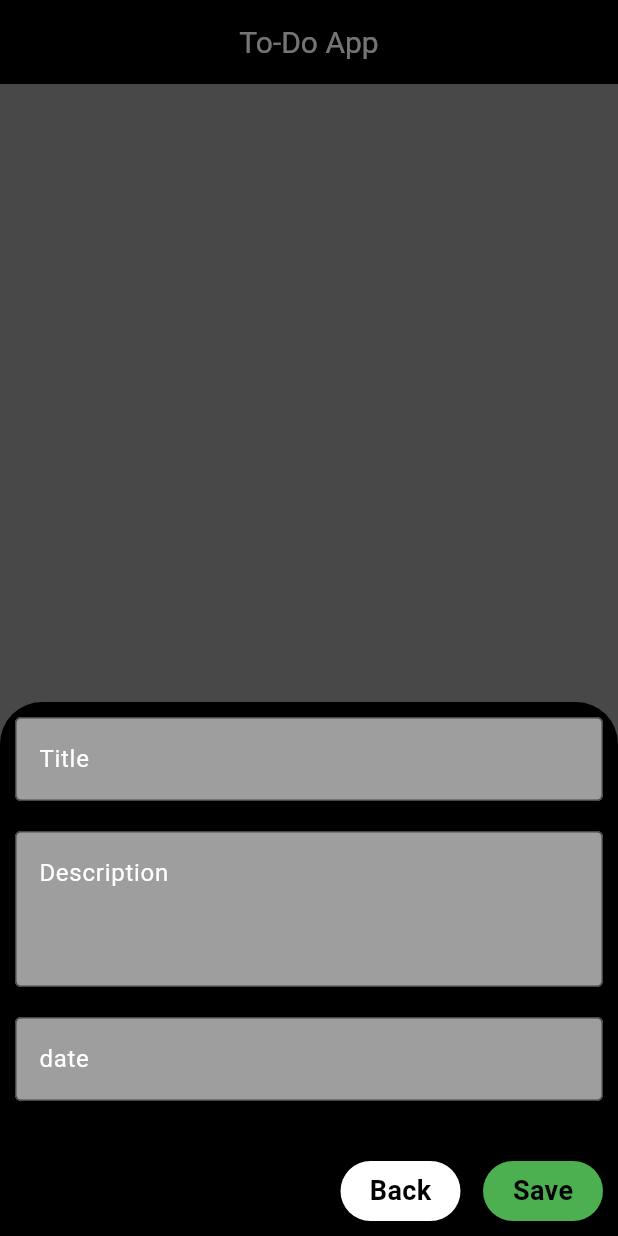
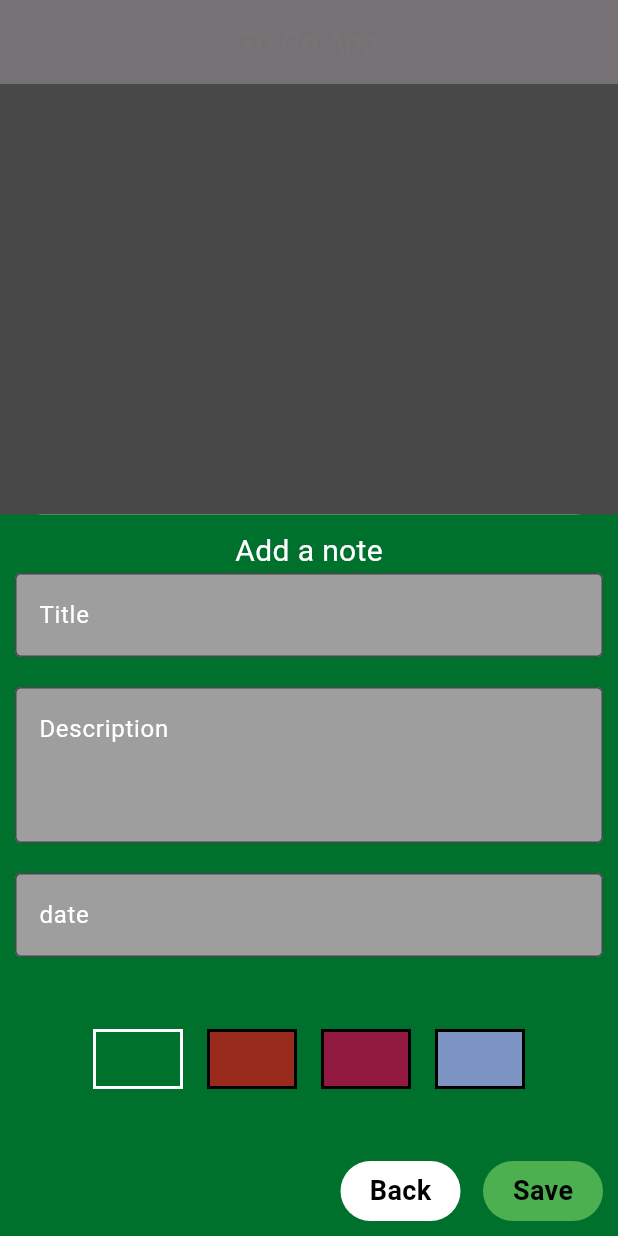
Before and after one commit to Pranavp37/noteapp, a Flutter app: the screen it shows after launch, after a tap on the "add" icon, on a phone screen of 412 x 824 dp. Run offline on Flutter 3.47's test engine with Material 3 defaults, Android fonts, the phone set to English and light mode, and no system bars; our stand-ins replace hive_flutter; accounts and stored records are empty.

Commit message:
note app to list

```diff
--- a/lib/main.dart
+++ b/lib/main.dart
@@ -1,7 +1,11 @@
 import 'package:flutter/material.dart';
+import 'package:hive_flutter/adapters.dart';
 import 'package:noteapp/views/home_screen.dart';
 
-void main() {
+void main() async {
+  WidgetsFlutterBinding.ensureInitialized();
+  await Hive.initFlutter();
+  final box = await Hive.openBox('noteBox');
   runApp(const MyApp());
 }
 
--- /dev/null
+++ b/lib/utils/color_constant.dart/color_const.dart
@@ -0,0 +1,9 @@
+import 'package:flutter/material.dart';
+
+class ColorConst {
+  static Color lightBlue = Color(0xff7C93C3);
+  static Color darkGreen = Color(0xff00712D);
+  static Color lighBrown = Color(0xff982B1C);
+  static Color lighMaron = Color(0xff921A40);
+
+}
--- a/lib/views/home_screen.dart
+++ b/lib/views/home_screen.dart
@@ -1,5 +1,6 @@
 import 'package:flutter/material.dart';
 import 'package:noteapp/dummy_db.dart';
+import 'package:noteapp/utils/color_constant.dart/color_const.dart';
 
 import 'package:noteapp/views/widgets/List_Container/list_container.dart';
 
@@ -10,24 +11,88 @@ class HomeScreen extends StatefulWidget {
   State<HomeScreen> createState() => _HomeScreenState();
 }
 
+class _HomeScreenState extends State<HomeScreen> {
+  int selectedIndex = 0;
   TextEditingController titlecon = TextEditingController();
   TextEditingController descon = TextEditingController();
   TextEditingController datecon = TextEditingController();
-List<Map<String, String>> llsit = [];
-
-class _HomeScreenState extends State<HomeScreen> {
+  // List<Map<String, String>> llsit = [];
+  List noteColor = [
+    ColorConst.darkGreen,
+    ColorConst.lighBrown,
+    ColorConst.lighMaron,
+    ColorConst.lightBlue
+  ];
   @override
   Widget build(BuildContext context) {
     return Scaffold(
       floatingActionButton: FloatingActionButton(
         child: Icon(Icons.add),
         onPressed: () {
-          showModalBottomSheet(
-            backgroundColor: Colors.black,
+          titlecon.clear();
+          descon.clear();
+          datecon.clear();
+          showModelBottomSheet(context);
+        },
+      ),
+      backgroundColor: Colors.grey,
+      appBar: AppBar(
+        // backgroundColor: noteColor[selectedIndex],
+        title: Text('To-Do App'),
+        titleTextStyle: TextStyle(color: Colors.white, fontSize: 20),
+        centerTitle: true,
+      ),
+      body: Padding(
+        padding: const EdgeInsets.symmetric(horizontal: 8, vertical: 13),
+        child: Column(
+          children: [
+            Expanded(
+              child: ListView.separated(
+                  itemBuilder: (context, index) => ListContainer(
+                        col: noteColor[DummyDb.notesList[index]['color']],
+                        desc: DummyDb.notesList[index]['desc'],
+                        title: DummyDb.notesList[index]['titile'],
+                        date: DummyDb.notesList[index]['date'],
+                        onDelete: () {
+                          setState(() {
+                            DummyDb.notesList.removeAt(index);
+                          });
+                        },
+                        onEdit: () {
+                          setState(() {});
+                          titlecon.text = DummyDb.notesList[index]['titile'];
+                          descon.text = DummyDb.notesList[index]['desc'];
+                          datecon.text = DummyDb.notesList[index]['date'];
+
+                          showModelBottomSheet(context,
+                              isedit: true, index: index);
+                        },
+                      ),
+                  separatorBuilder: (context, index) => Divider(
+                        endIndent: 40,
+                        indent: 40,
+                        color: Colors.black,
+                        thickness: 1,
+                      ),
+                  itemCount: DummyDb.notesList.length),
+            )
+          ],
+        ),
+      ),
+    );
+  }
+
+  Future<dynamic> showModelBottomSheet(BuildContext context,
+      {bool isedit = false, int? index}) {
+    return showModalBottomSheet(
       isScrollControlled: true,
       context: context,
       builder: (context) => StatefulBuilder(
-              builder: (context, setState) => Padding(
+        builder: (context, bottonsetState) {
+          selectedIndex = selectedIndex ?? 0;
+          return Container(
+            color: noteColor[selectedIndex],
+            child: Padding(
               padding: const EdgeInsets.all(10),
               child: Padding(
                 padding: EdgeInsets.only(
@@ -37,6 +102,10 @@ class _HomeScreenState extends State<HomeScreen> {
                   child: Column(
                     mainAxisSize: MainAxisSize.min,
                     children: [
+                      Text(
+                        isedit ? 'update note' : 'Add a note',
+                        style: TextStyle(fontSize: 20, color: Colors.white),
+                      ),
                       TextFormField(
                         controller: titlecon,
                         decoration: InputDecoration(
@@ -76,6 +145,35 @@ class _HomeScreenState extends State<HomeScreen> {
                         height: 40,
                       ),
                       Row(
+                        mainAxisAlignment: MainAxisAlignment.center,
+                        children: List.generate(
+                          noteColor.length,
+                          (index) => GestureDetector(
+                            onTap: () {
+                              selectedIndex = index;
+                              bottonsetState(() {});
+                            },
+                            child: Padding(
+                              padding: const EdgeInsets.all(8.0),
+                              child: Container(
+                                height: 40,
+                                width: 60,
+                                decoration: BoxDecoration(
+                                    color: noteColor[index],
+                                    border: Border.all(
+                                        color: selectedIndex == index
+                                            ? Colors.white
+                                            : Colors.black,
+                                        width: 2)),
+                              ),
+                            ),
+                          ),
+                        ),
+                      ),
+                      SizedBox(
+                        height: 40,
+                      ),
+                      Row(
                         mainAxisAlignment: MainAxisAlignment.end,
                         children: [
                           GestureDetector(
@@ -104,20 +202,23 @@ class _HomeScreenState extends State<HomeScreen> {
                           ),
                           GestureDetector(
                             onTap: () {
-                                String title = titlecon.text;
-                                String dec = descon.text;
-                                String date = datecon.text;
-                                Map note = {
-                                  'titile': title,
-                                  'desc': dec,
-                                  'date': date,
+                              if (isedit) {
+                                DummyDb.notesList[index!] = {
+                                  'titile': titlecon.text,
+                                  'desc': descon.text,
+                                  'date': datecon.text,
+                                  'color': selectedIndex,
                                 };
-                                DummyDb.notesList.add(note);
+                              } else {
+                                DummyDb.notesList.add({
+                                  'titile': titlecon.text,
+                                  'desc': descon.text,
+                                  'date': datecon.text,
+                                  'color': selectedIndex,
+                                });
+                              }
                               setState(() {});
                               Navigator.of(context).pop(context);
-                                titlecon.clear();
-                                descon.clear();
-                                datecon.clear();
                             },
                             child: Container(
                               height: 40,
@@ -127,7 +228,7 @@ class _HomeScreenState extends State<HomeScreen> {
                                   borderRadius: BorderRadius.circular(20)),
                               child: Center(
                                 child: Text(
-                                    'Save',
+                                  isedit ? 'Update' : 'Save',
                                   style: TextStyle(
                                       color: Colors.black,
                                       fontSize: 18,
@@ -143,58 +244,8 @@ class _HomeScreenState extends State<HomeScreen> {
                 ),
               ),
             ),
-            ),
           );
         },
-      ),
-      backgroundColor: Colors.grey,
-      appBar: AppBar(
-        backgroundColor: Colors.black,
-        title: Text('To-Do App'),
-        titleTextStyle: TextStyle(color: Colors.white, fontSize: 20),
-        centerTitle: true,
-      ),
-      body: Padding(
-        padding: const EdgeInsets.symmetric(horizontal: 8, vertical: 13),
-        child: Column(
-          children: [
-            Expanded(
-              child: ListView.separated(
-                  // ignore: unnecessary_null_comparison
-                  itemBuilder: (context, index) => llsit != null
-                      ? ListContainer(
-                          desc: DummyDb.notesList[index]['desc'],
-                          title: DummyDb.notesList[index]['titile'],
-                          date: DummyDb.notesList[index]['date'],
-                          onDelete: () {
-                            setState(() {
-                              DummyDb.notesList.removeAt(index);
-                            });
-                          },
-                          onEdit: () {
-                            AlertDialog(
-                              content: Container(
-                                height: 100,
-                                width: 150,
-                                child: TextFormField(),
-                              ),
-                              actions: [
-
-                              ],
-                            );
-                          },
-                        )
-                      : SizedBox(),
-                  separatorBuilder: (context, index) => Divider(
-                        endIndent: 40,
-                        indent: 40,
-                        color: Colors.black,
-                        thickness: 1,
-                      ),
-                  itemCount: DummyDb.notesList.length),
-            )
-          ],
-        ),
       ),
     );
   }
--- a/pubspec.yaml
+++ b/pubspec.yaml
@@ -35,6 +35,8 @@ dependencies:
   # The following adds the Cupertino Icons font to your application.
   # Use with the CupertinoIcons class for iOS style icons.
   cupertino_icons: ^1.0.6
+  hive: ^2.2.3
+  hive_flutter: ^1.1.0
 
 dev_dependencies:
   flutter_test:
```
Also changed, not shown: lib/views/details_screen.dart (added, +15 -0 lines), lib/views/widgets/List_Container/list_container.dart (+4 -4 lines), pubspec.lock, 1 other file. Lines whose indentation alone changed are shown as unchanged.
